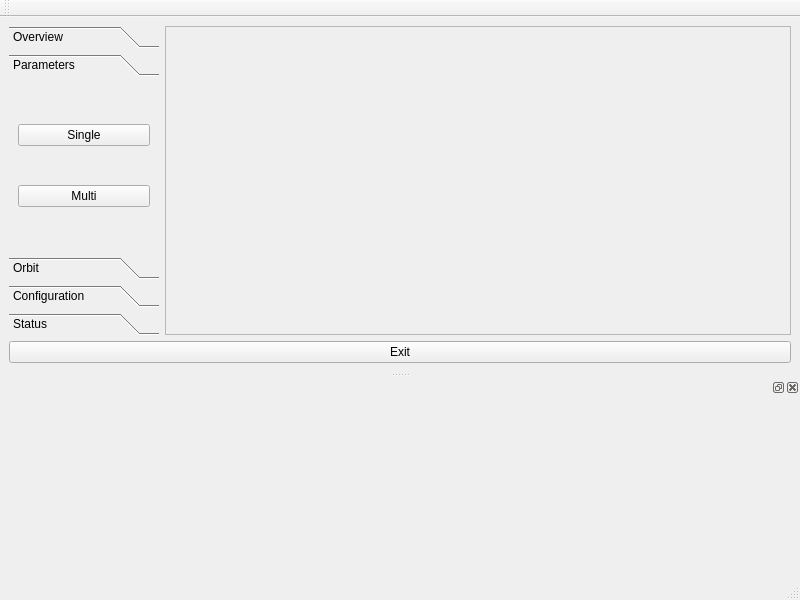
hinxx/hiinks, file pyI/src/ui/win1.ui: the form before one commit.
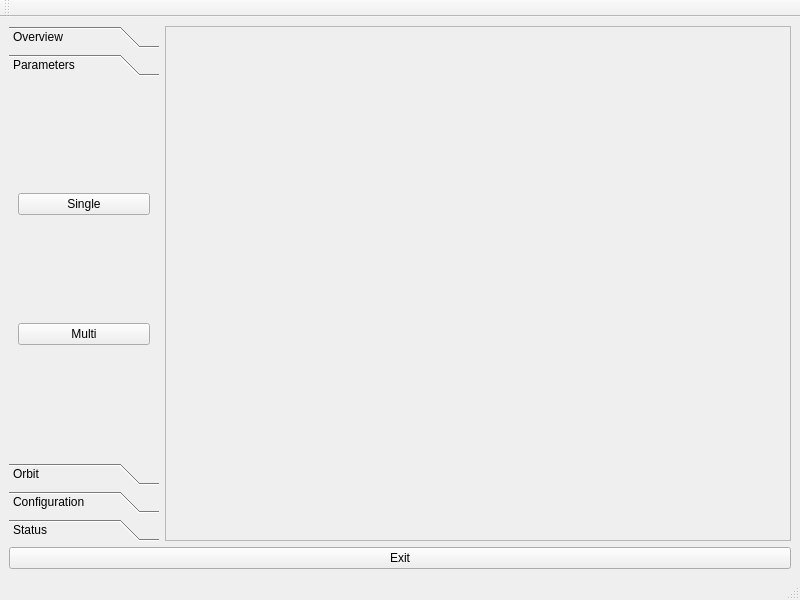
The form after the commit. The open tabs and pages were chosen to show the change.

Patch:
```diff
--- a/pyI/src/ui/win1.ui
+++ b/pyI/src/ui/win1.ui
@@ -46,8 +46,8 @@
           <rect>
            <x>0</x>
            <y>0</y>
-           <width>150</width>
-           <height>130</height>
+           <width>103</width>
+           <height>78</height>
           </rect>
          </property>
          <attribute name="label">
@@ -121,8 +121,8 @@
           <rect>
            <x>0</x>
            <y>0</y>
-           <width>620</width>
-           <height>276</height>
+           <width>622</width>
+           <height>485</height>
           </rect>
          </property>
         </widget>
@@ -150,18 +150,6 @@
    </property>
   </widget>
   <widget class="QStatusBar" name="statusbar"/>
-  <widget class="QDockWidget" name="dockWidget">
-   <property name="minimumSize">
-    <size>
-     <width>79</width>
-     <height>200</height>
-    </size>
-   </property>
-   <attribute name="dockWidgetArea">
-    <number>8</number>
-   </attribute>
-   <widget class="QWidget" name="dockWidgetContents"/>
-  </widget>
   <widget class="QToolBar" name="toolBar">
    <property name="windowTitle">
     <string>toolBar</string>
```
Left out of the diff: 16 changed lines with no effect on the pictures.
